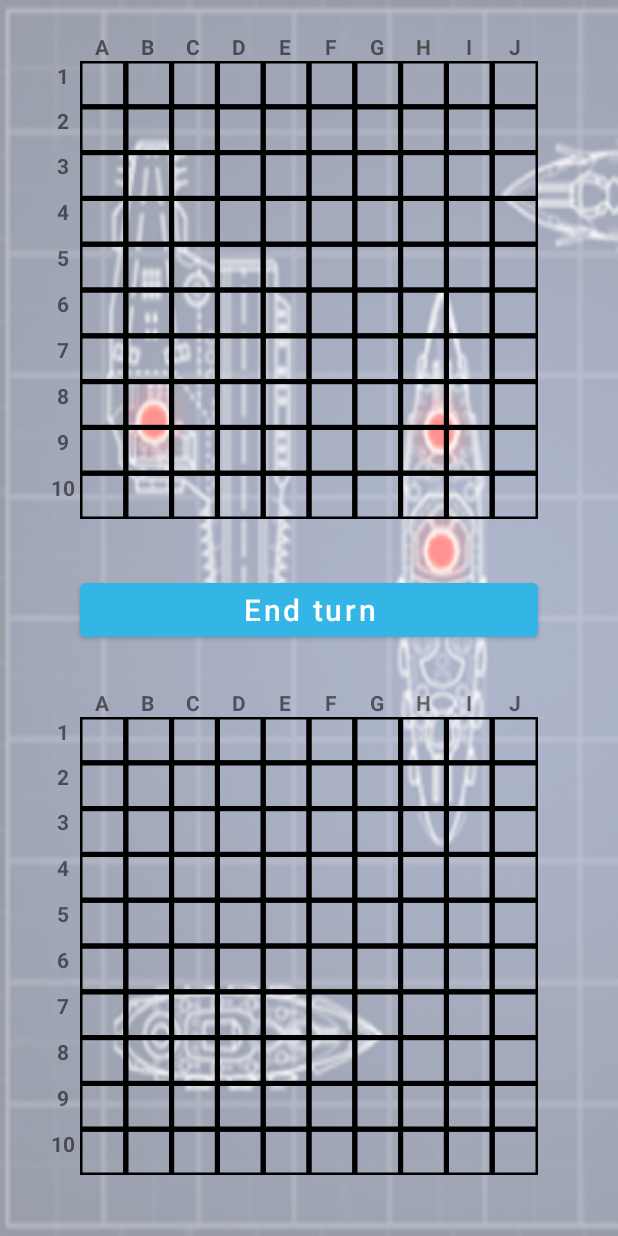
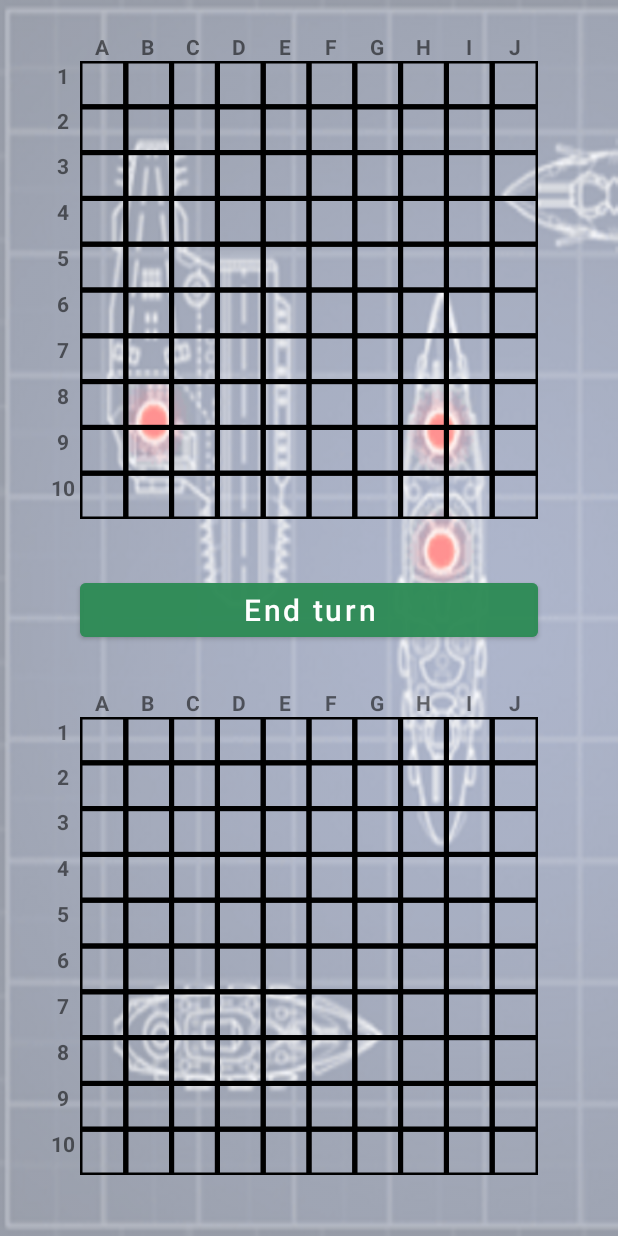
Before and after one commit to AZapryanov/Battleships_Demo, an Android app: the layout activity_game.xml on its own in the app's theme, with its tools: preview values and no code run, on a phone screen of 412 x 824 dp. Run offline under Robolectric (Android 15) with nearby library versions, the light colour scheme and no system bars.

Commit message:
Add change of hit location functionality
- Change of hit location functionality;
- Change of action bar color and app name;
- Change of app icon;
- Layout improvements in some activities.

```diff
--- a/app/src/main/AndroidManifest.xml
+++ b/app/src/main/AndroidManifest.xml
@@ -9,9 +9,8 @@
 
     <application
         android:allowBackup="true"
-        android:icon="@mipmap/ic_launcher"
-        android:label="@string/app_name"
-        android:roundIcon="@mipmap/ic_launcher_round"
+        android:icon="@drawable/ic_icon"
+        android:label="Battleships"
         android:supportsRtl="true"
         android:theme="@style/Theme.Battleships_Demo">
         <activity
--- a/app/src/main/java/com/example/battleships_demo/GameActivity.kt
+++ b/app/src/main/java/com/example/battleships_demo/GameActivity.kt
@@ -133,10 +133,12 @@ class GameActivity : AppCompatActivity() {
 
             if (mIsEndgame) {
                 Log.d(TAG, "Game has ended.")
+
                 //Send my attack coordinates to opponent so that
                 // his board can update to the final state and also register Endgame
                 buttonEndTurn.visibility = View.GONE
                 cvMyAttacks.setPhase(PHASE_TOUCH_INPUTS_LOCKED)
+
                 //Send my attack coordinates to the other player through BT
                 //so that his game ends too and he gets a message that he is defeated
                 BluetoothService.write(coordinatesToSend.toByteArray())
@@ -158,6 +160,7 @@ class GameActivity : AppCompatActivity() {
             lifecycleScope.launch(Dispatchers.Default) {
                 BluetoothService.clearReceivedMessage()
                 Log.d(TAG, "Waiting for opponent attack.")
+
                 //Waiting to receive opponent attack coordinates and to start my next turn
                 while (true) {
                     mReceivedAttackThroughBt = BluetoothService.mReceivedMessage
@@ -172,6 +175,7 @@ class GameActivity : AppCompatActivity() {
 
                 launch(Dispatchers.Main) {
                     mOpponentAttackCoordinates = mReceivedAttack
+
                     //When attack coordinates are received from the other player through BT,
                     //by switching the value of mIsMyTurn (it is observed), my next turn is started
                     mIsMyTurn.value = !mIsMyTurn.equals(true)
--- a/app/src/main/java/com/example/battleships_demo/customviews/InteractiveBoard.kt
+++ b/app/src/main/java/com/example/battleships_demo/customviews/InteractiveBoard.kt
@@ -5,33 +5,20 @@ import android.util.AttributeSet
 import android.view.MotionEvent
 
 class InteractiveBoard(context: Context, attrs: AttributeSet) : Board(context, attrs) {
-    companion object{
+    companion object {
         private const val TAG = "InteractiveBoard"
     }
 
     private var mWhatToDoOnTouch: String = ""
     private var mCurrentPhase: String = ""
-    private var mLastRecordedTouchInput = Array(2) {0}
+    private var mLastRecordedTouchInput = Array(2) { 0 }
     private var mTouchCounter: Int = 0
 
     override fun onTouchEvent(event: MotionEvent?): Boolean {
-        //Checks what is the current phase so that the right action is performed on touch
-        if (mCurrentPhase == "doAttack") {
-            mWhatToDoOnTouch = "drawCross"
+        mWhatToDoOnTouch = "drawCross"
 
-        } else if (mCurrentPhase == "placeShips") {
-            mWhatToDoOnTouch = "drawShipPart"
-        }
-
-        //Checks if the touch input should be allowed
-        // depending on the phase of the game and how many inputs have already been given
-        if (mTouchCounter >= 1 && mCurrentPhase == "doAttack") {
-            return false
-
-        } else if (mTouchCounter >= 17 && mCurrentPhase == "placeShips") {
-            return false
-
-        } else if (mCurrentPhase == "receiveAttack" || mCurrentPhase == "lock") {
+        //Checks if the touch input should be allowed depending on the phase of the game
+        if (mCurrentPhase == "lock") {
             return false
 
         } else {
@@ -39,17 +26,23 @@ class InteractiveBoard(context: Context, attrs: AttributeSet) : Board(context, a
 
             when (event?.action) {
                 MotionEvent.ACTION_DOWN -> {
+
                     // Converts the tapped position to board coordinates
                     val cellX = (event.x / mCellWidth).toInt()
                     val cellY = (event.y / mCellHeight).toInt()
 
-                    mLastRecordedTouchInput[0] = cellX
-                    mLastRecordedTouchInput[1] = cellY
+                    //Check whether to fill the box (set a ship) or put a cross (attack)
+                    if (mBoardState[cellX][cellY] == 2 || mBoardState[cellX][cellY] == 3) {
+                        return false
 
-                    //Check whether to fill the box (set a ship) or put a cross (attack)
-                    if(mBoardState[cellX][cellY] == 2 || mBoardState[cellX][cellY] == 3) {
-                        return false
                     } else {
+                        //During my attack turn if I want to change my attack location, when I click again,
+                        // the previously clicked box will become blank again when the view redraws itself,
+                        // because here its value gets set to 0
+                        if (mTouchCounter >= 1 && mCurrentPhase == "doAttack") {
+                            mBoardState[mLastRecordedTouchInput[0]][mLastRecordedTouchInput[1]] = 0
+                        }
+
                         //Check whether to fill the box with red and cross(set a ship part that is hit)
                         // or put a cross (attack)
                         when (mWhatToDoOnTouch) {
@@ -63,6 +56,8 @@ class InteractiveBoard(context: Context, attrs: AttributeSet) : Board(context, a
 
                         invalidate()
                         mTouchCounter++
+                        mLastRecordedTouchInput[0] = cellX
+                        mLastRecordedTouchInput[1] = cellY
                         return true
                     }
                 }
@@ -85,7 +80,7 @@ class InteractiveBoard(context: Context, attrs: AttributeSet) : Board(context, a
     }
 
     fun getLastTouchInput(): Array<Int> {
-        return  mLastRecordedTouchInput
+        return mLastRecordedTouchInput
     }
 
     fun resetBoardTouchCounter() {
--- a/app/src/main/res/layout/activity_connect.xml
+++ b/app/src/main/res/layout/activity_connect.xml
@@ -9,30 +9,46 @@
 
     <TextView
         android:id="@+id/text_device_name"
-        android:layout_width="match_parent"
+        android:layout_width="0dp"
         android:layout_height="wrap_content"
-        android:layout_marginTop="16dp"
+        android:textColor="@color/white"
+        android:textSize="15sp"
+        android:textStyle="bold"
         app:layout_constraintEnd_toEndOf="parent"
-        app:layout_constraintHorizontal_bias="0.0"
-        app:layout_constraintStart_toStartOf="parent"
-        app:layout_constraintTop_toTopOf="parent" />
+        app:layout_constraintStart_toStartOf="@+id/verticalGuideline1"
+        app:layout_constraintTop_toTopOf="@+id/horizontalGuideline1" />
 
     <Button
         android:id="@+id/btn_connect"
         android:layout_width="wrap_content"
         android:layout_height="wrap_content"
+        android:backgroundTint="@color/green_sea"
         android:text="Connect"
         android:textAllCaps="false"
         android:textSize="22sp"
-        app:layout_constraintBottom_toTopOf="@+id/horizontalGuideline4"
+        app:layout_constraintBottom_toTopOf="@+id/horizontalGuideline2"
         app:layout_constraintEnd_toEndOf="parent"
         app:layout_constraintStart_toStartOf="parent" />
 
     <androidx.constraintlayout.widget.Guideline
-        android:id="@+id/horizontalGuideline4"
+        android:id="@+id/horizontalGuideline1"
+        android:layout_width="wrap_content"
+        android:layout_height="wrap_content"
+        android:orientation="horizontal"
+        app:layout_constraintGuide_percent="0.02" />
+
+    <androidx.constraintlayout.widget.Guideline
+        android:id="@+id/horizontalGuideline2"
         android:layout_width="wrap_content"
         android:layout_height="wrap_content"
         android:orientation="horizontal"
         app:layout_constraintGuide_percent="0.98" />
 
+    <androidx.constraintlayout.widget.Guideline
+        android:id="@+id/verticalGuideline1"
+        android:layout_width="wrap_content"
+        android:layout_height="wrap_content"
+        android:orientation="vertical"
+        app:layout_constraintGuide_percent="0.05" />
+
 </androidx.constraintlayout.widget.ConstraintLayout>
--- a/app/src/main/res/layout/activity_game.xml
+++ b/app/src/main/res/layout/activity_game.xml
@@ -24,7 +24,7 @@
         android:id="@+id/buttonEndTurn"
         android:layout_width="0dp"
         android:layout_height="wrap_content"
-        android:backgroundTint="@android:color/holo_blue_light"
+        android:backgroundTint="@color/green_sea"
         android:text="End turn"
         android:textAllCaps="false"
         android:textSize="20sp"
@@ -102,8 +102,8 @@
             android:layout_height="wrap_content"
             android:layout_weight="1"
             android:text="A"
-            android:textStyle="bold"
-            android:textAlignment="center" />
+            android:textAlignment="center"
+            android:textStyle="bold" />
 
         <TextView
             android:id="@+id/textView2"
@@ -111,8 +111,8 @@
             android:layout_height="wrap_content"
             android:layout_weight="1"
             android:text="B"
-            android:textStyle="bold"
-            android:textAlignment="center" />
+            android:textAlignment="center"
+            android:textStyle="bold" />
 
         <TextView
             android:id="@+id/textView3"
@@ -120,8 +120,8 @@
             android:layout_height="wrap_content"
             android:layout_weight="1"
             android:text="C"
-            android:textStyle="bold"
-            android:textAlignment="center" />
+            android:textAlignment="center"
+            android:textStyle="bold" />
 
         <TextView
             android:id="@+id/textView4"
@@ -129,8 +129,8 @@
             android:layout_height="wrap_content"
             android:layout_weight="1"
             android:text="D"
-            android:textStyle="bold"
-            android:textAlignment="center" />
+            android:textAlignment="center"
+            android:textStyle="bold" />
 
         <TextView
             android:id="@+id/textView5"
@@ -138,8 +138,8 @@
             android:layout_height="wrap_content"
             android:layout_weight="1"
             android:text="E"
-            android:textStyle="bold"
-            android:textAlignment="center" />
+            android:textAlignment="center"
+            android:textStyle="bold" />
 
         <TextView
             android:id="@+id/textView6"
@@ -147,8 +147,8 @@
             android:layout_height="wrap_content"
             android:layout_weight="1"
             android:text="F"
-            android:textStyle="bold"
-            android:textAlignment="center" />
+            android:textAlignment="center"
+            android:textStyle="bold" />
 
         <TextView
             android:id="@+id/textView7"
@@ -156,8 +156,8 @@
             android:layout_height="wrap_content"
             android:layout_weight="1"
             android:text="G"
-            android:textStyle="bold"
-            android:textAlignment="center" />
+            android:textAlignment="center"
+            android:textStyle="bold" />
 
         <TextView
             android:id="@+id/textView8"
@@ -165,8 +165,8 @@
             android:layout_height="wrap_content"
             android:layout_weight="1"
             android:text="H"
-            android:textStyle="bold"
-            android:textAlignment="center" />
+            android:textAlignment="center"
+            android:textStyle="bold" />
 
         <TextView
             android:id="@+id/textView9"
@@ -174,8 +174,8 @@
             android:layout_height="wrap_content"
             android:layout_weight="1"
             android:text="I"
-            android:textStyle="bold"
-            android:textAlignment="center" />
+            android:textAlignment="center"
+            android:textStyle="bold" />
 
         <TextView
             android:id="@+id/textView10"
@@ -183,8 +183,8 @@
             android:layout_height="wrap_content"
             android:layout_weight="1"
             android:text="J"
-            android:textStyle="bold"
-            android:textAlignment="center" />
+            android:textAlignment="center"
+            android:textStyle="bold" />
     </LinearLayout>
 
     <LinearLayout
@@ -202,8 +202,8 @@
             android:layout_height="wrap_content"
             android:layout_weight="1"
             android:text="A"
-            android:textStyle="bold"
-            android:textAlignment="center" />
+            android:textAlignment="center"
+            android:textStyle="bold" />
 
         <TextView
             android:id="@+id/textView12"
@@ -211,8 +211,8 @@
             android:layout_height="wrap_content"
             android:layout_weight="1"
             android:text="B"
-            android:textStyle="bold"
-            android:textAlignment="center" />
+            android:textAlignment="center"
+            android:textStyle="bold" />
 
         <TextView
             android:id="@+id/textView13"
@@ -220,8 +220,8 @@
             android:layout_height="wrap_content"
             android:layout_weight="1"
             android:text="C"
-            android:textStyle="bold"
-            android:textAlignment="center" />
+            android:textAlignment="center"
+            android:textStyle="bold" />
 
         <TextView
             android:id="@+id/textView14"
@@ -229,8 +229,8 @@
             android:layout_height="wrap_content"
             android:layout_weight="1"
             android:text="D"
-            android:textStyle="bold"
-            android:textAlignment="center" />
+            android:textAlignment="center"
+            android:textStyle="bold" />
 
         <TextView
             android:id="@+id/textView15"
@@ -238,8 +238,8 @@
             android:layout_height="wrap_content"
             android:layout_weight="1"
             android:text="E"
-            android:textStyle="bold"
-            android:textAlignment="center" />
+            android:textAlignment="center"
+            android:textStyle="bold" />
 
         <TextView
             android:id="@+id/textView16"
@@ -247,8 +247,8 @@
             android:layout_height="wrap_content"
             android:layout_weight="1"
             android:text="F"
-            android:textStyle="bold"
-            android:textAlignment="center" />
+            android:textAlignment="center"
+            android:textStyle="bold" />
 
         <TextView
             android:id="@+id/textView17"
@@ -256,8 +256,8 @@
             android:layout_height="wrap_content"
             android:layout_weight="1"
             android:text="G"
-            android:textStyle="bold"
-            android:textAlignment="center" />
+            android:textAlignment="center"
+            android:textStyle="bold" />
 
         <TextView
             android:id="@+id/textView18"
@@ -265,8 +265,8 @@
             android:layout_height="wrap_content"
             android:layout_weight="1"
             android:text="H"
-            android:textStyle="bold"
-            android:textAlignment="center" />
+            android:textAlignment="center"
+            android:textStyle="bold" />
 
         <TextView
             android:id="@+id/textView19"
@@ -274,8 +274,8 @@
             android:layout_height="wrap_content"
             android:layout_weight="1"
             android:text="I"
-            android:textStyle="bold"
-            android:textAlignment="center" />
+            android:textAlignment="center"
+            android:textStyle="bold" />
 
         <TextView
             android:id="@+id/textView20"
@@ -283,8 +283,8 @@
             android:layout_height="wrap_content"
             android:layout_weight="1"
             android:text="J"
-            android:textStyle="bold"
-            android:textAlignment="center" />
+            android:textAlignment="center"
+            android:textStyle="bold" />
     </LinearLayout>
 
     <LinearLayout
@@ -303,8 +303,8 @@
             android:layout_height="0dp"
             android:layout_weight="1"
             android:text="1"
-            android:textStyle="bold"
-            android:textAlignment="center" />
+            android:textAlignment="center"
+            android:textStyle="bold" />
 
         <TextView
             android:id="@+id/textView22"
@@ -312,8 +312,8 @@
             android:layout_height="0dp"
             android:layout_weight="1"
             android:text="2"
-            android:textStyle="bold"
-            android:textAlignment="center" />
+            android:textAlignment="center"
+            android:textStyle="bold" />
 
         <TextView
             android:id="@+id/textView23"
@@ -321,8 +321,8 @@
             android:layout_height="0dp"
             android:layout_weight="1"
             android:text="3"
-            android:textStyle="bold"
-            android:textAlignment="center" />
+            android:textAlignment="center"
+            android:textStyle="bold" />
 
         <TextView
             android:id="@+id/textView24"
@@ -330,8 +330,8 @@
             android:layout_height="0dp"
             android:layout_weight="1"
             android:text="4"
-            android:textStyle="bold"
-            android:textAlignment="center" />
+            android:textAlignment="center"
+            android:textStyle="bold" />
 
         <TextView
             android:id="@+id/textView25"
@@ -339,8 +339,8 @@
             android:layout_height="0dp"
             android:layout_weight="1"
             android:text="5"
-            android:textStyle="bold"
-            android:textAlignment="center" />
+            android:textAlignment="center"
+            android:textStyle="bold" />
 
         <TextView
             android:id="@+id/textView26"
@@ -348,8 +348,8 @@
             android:layout_height="0dp"
             android:layout_weight="1"
             android:text="6"
-            android:textStyle="bold"
-            android:textAlignment="center" />
+            android:textAlignment="center"
+            android:textStyle="bold" />
 
         <TextView
             android:id="@+id/textView27"
@@ -357,8 +357,8 @@
             android:layout_height="0dp"
             android:layout_weight="1"
             android:text="7"
-            android:textStyle="bold"
-            android:textAlignment="center" />
+            android:textAlignment="center"
+            android:textStyle="bold" />
 
         <TextView
             android:id="@+id/textView28"
@@ -366,8 +366,8 @@
             android:layout_height="0dp"
             android:layout_weight="1"
             android:text="8"
-            android:textStyle="bold"
-            android:textAlignment="center" />
+            android:textAlignment="center"
+            android:textStyle="bold" />
 
         <TextView
             android:id="@+id/textView29"
@@ -375,8 +375,8 @@
             android:layout_height="0dp"
             android:layout_weight="1"
             android:text="9"
-            android:textStyle="bold"
-            android:textAlignment="center" />
+            android:textAlignment="center"
+            android:textStyle="bold" />
 
         <TextView
             android:id="@+id/textView30"
@@ -384,8 +384,8 @@
             android:layout_height="0dp"
             android:layout_weight="1"
             android:text="10"
-            android:textStyle="bold"
-            android:textAlignment="center" />
+            android:textAlignment="center"
+            android:textStyle="bold" />
     </LinearLayout>
 
     <LinearLayout
@@ -404,8 +404,8 @@
             android:layout_height="0dp"
             android:layout_weight="1"
             android:text="1"
-            android:textStyle="bold"
-            android:textAlignment="center" />
+            android:textAlignment="center"
+            android:textStyle="bold" />
 
         <TextView
             android:id="@+id/textView32"
@@ -413,8 +413,8 @@
             android:layout_height="0dp"
             android:layout_weight="1"
             android:text="2"
-            android:textStyle="bold"
-            android:textAlignment="center" />
+            android:textAlignment="center"
+            android:textStyle="bold" />
 
         <TextView
             android:id="@+id/textView33"
@@ -422,8 +422,8 @@
             android:layout_height="0dp"
             android:layout_weight="1"
             android:text="3"
-            android:textStyle="bold"
-            android:textAlignment="center" />
+            android:textAlignment="center"
+            android:textStyle="bold" />
 
         <TextView
             android:id="@+id/textView34"
@@ -431,8 +431,8 @@
             android:layout_height="0dp"
             android:layout_weight="1"
             android:text="4"
-            android:textStyle="bold"
-            android:textAlignment="center" />
+            android:textAlignment="center"
+            android:textStyle="bold" />
 
         <TextView
             android:id="@+id/textView35"
@@ -440,8 +440,8 @@
             android:layout_height="0dp"
             android:layout_weight="1"
             android:text="5"
-            android:textStyle="bold"
-            android:textAlignment="center" />
+            android:textAlignment="center"
+            android:textStyle="bold" />
 
         <TextView
             android:id="@+id/textView36"
@@ -449,8 +449,8 @@
             android:layout_height="0dp"
             android:layout_weight="1"
             android:text="6"
-            android:textStyle="bold"
-            android:textAlignment="center" />
+            android:textAlignment="center"
+            android:textStyle="bold" />
 
         <TextView
             android:id="@+id/textView37"
@@ -458,8 +458,8 @@
             android:layout_height="0dp"
             android:layout_weight="1"
             android:text="7"
-            android:textStyle="bold"
-            android:textAlignment="center" />
+            android:textAlignment="center"
+            android:textStyle="bold" />
 
         <TextView
             android:id="@+id/textView38"
@@ -467,8 +467,8 @@
             android:layout_height="0dp"
             android:layout_weight="1"
             android:text="8"
-            android:textStyle="bold"
-            android:textAlignment="center" />
+            android:textAlignment="center"
+            android:textStyle="bold" />
 
         <TextView
             android:id="@+id/textView39"
@@ -476,8 +476,8 @@
             android:layout_height="0dp"
             android:layout_weight="1"
             android:text="9"
-            android:textStyle="bold"
-            android:textAlignment="center" />
+            android:textAlignment="center"
+            android:textStyle="bold" />
 
         <TextView
             android:id="@+id/textView40"
@@ -485,8 +485,8 @@
             android:layout_height="0dp"
             android:layout_weight="1"
             android:text="10"
-            android:textStyle="bold"
-            android:textAlignment="center" />
+            android:textAlignment="center"
+            android:textStyle="bold" />
     </LinearLayout>
 
 
--- a/app/src/main/res/layout/activity_main.xml
+++ b/app/src/main/res/layout/activity_main.xml
@@ -11,6 +11,7 @@
         android:id="@+id/btn_start_connect_activity"
         android:layout_width="match_parent"
         android:layout_height="wrap_content"
+        android:backgroundTint="@color/green_sea"
         android:text="Connect to device"
         android:textAllCaps="false"
         android:textSize="22sp"
--- a/app/src/main/res/layout/activity_place_ships.xml
+++ b/app/src/main/res/layout/activity_place_ships.xml
@@ -25,6 +25,7 @@
         android:id="@+id/btn_ready"
         android:layout_width="wrap_content"
         android:layout_height="wrap_content"
+        android:backgroundTint="@color/green_sea"
         android:text="Ready"
         android:textAllCaps="false"
         android:textSize="22sp"
--- a/app/src/main/res/values-night/themes.xml
+++ b/app/src/main/res/values-night/themes.xml
@@ -2,8 +2,8 @@
     <!-- Base application theme. -->
     <style name="Theme.Battleships_Demo" parent="Theme.MaterialComponents.DayNight.DarkActionBar">
         <!-- Primary brand color. -->
-        <item name="colorPrimary">@color/purple_200</item>
-        <item name="colorPrimaryVariant">@color/purple_700</item>
+        <item name="colorPrimary">@color/black</item>
+        <item name="colorPrimaryVariant">@color/black</item>
         <item name="colorOnPrimary">@color/black</item>
         <!-- Secondary brand color. -->
         <item name="colorSecondary">@color/teal_200</item>
--- a/app/src/main/res/values/colors.xml
+++ b/app/src/main/res/values/colors.xml
@@ -7,4 +7,5 @@
     <color name="teal_700">#FF018786</color>
     <color name="black">#FF000000</color>
     <color name="white">#FFFFFFFF</color>
+    <color name="green_sea">#CC2e8b55</color>
 </resources>
--- a/app/src/main/res/values/themes.xml
+++ b/app/src/main/res/values/themes.xml
@@ -2,8 +2,8 @@
     <!-- Base application theme. -->
     <style name="Theme.Battleships_Demo" parent="Theme.MaterialComponents.DayNight.DarkActionBar">
         <!-- Primary brand color. -->
-        <item name="colorPrimary">@color/purple_500</item>
-        <item name="colorPrimaryVariant">@color/purple_700</item>
+        <item name="colorPrimary">@color/black</item>
+        <item name="colorPrimaryVariant">@color/black</item>
         <item name="colorOnPrimary">@color/white</item>
         <!-- Secondary brand color. -->
         <item name="colorSecondary">@color/teal_200</item>
```
Also changed, not shown: app/src/main/res/drawable/ic_icon.png (added).
